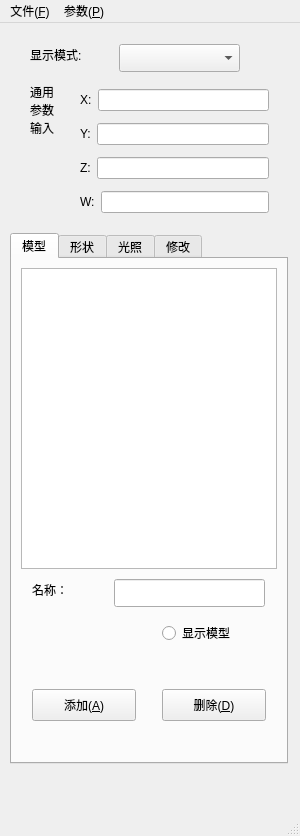
The window that ui/parbar.ui (wkcn/3dviewer) describes before a commit, drawn with Qt 5.
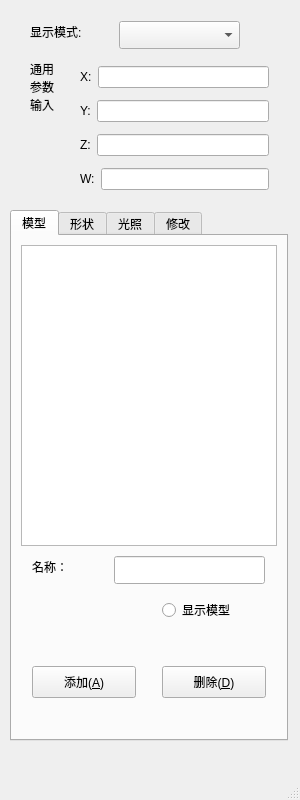
The same window after the commit. The open tabs and pages were chosen to show the change.

Patch:
```diff
--- a/ui/parbar.ui
+++ b/ui/parbar.ui
@@ -7,7 +7,7 @@
     <x>0</x>
     <y>0</y>
     <width>300</width>
-    <height>836</height>
+    <height>800</height>
    </rect>
   </property>
   <property name="windowTitle">
@@ -426,17 +426,7 @@
      <bool>true</bool>
     </property>
    </widget>
-  </widget>
-  <widget class="QMenuBar" name="menubar">
-   <property name="geometry">
-    <rect>
-     <x>0</x>
-     <y>0</y>
-     <width>300</width>
-     <height>23</height>
-    </rect>
-   </property>
-   <widget class="QMenu" name="menu_S">
+   <widget class="QLabel" name="label_pos">
     <property name="geometry">
      <rect>
       <x>449</x>
@@ -445,18 +435,11 @@
       <height>72</height>
      </rect>
     </property>
-    <property name="title">
-     <string>文件(&amp;F)</string>
+    <property name="text">
+     <string/>
     </property>
     <addaction name="action_O"/>
    </widget>
-   <widget class="QMenu" name="menu_P">
-    <property name="title">
-     <string>参数(&amp;P)</string>
-    </property>
-   </widget>
-   <addaction name="menu_S"/>
-   <addaction name="menu_P"/>
   </widget>
   <widget class="QStatusBar" name="statusbar"/>
   <action name="action_O">
```
Left out of the diff: 11 changed lines with no effect on the pictures.
